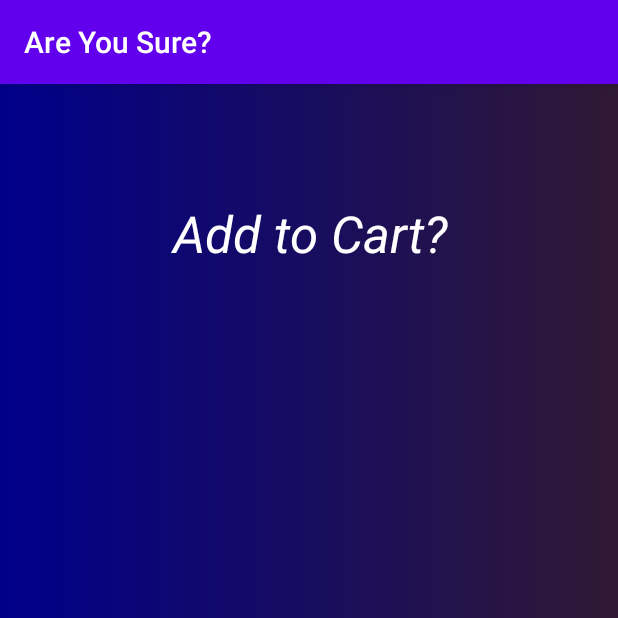
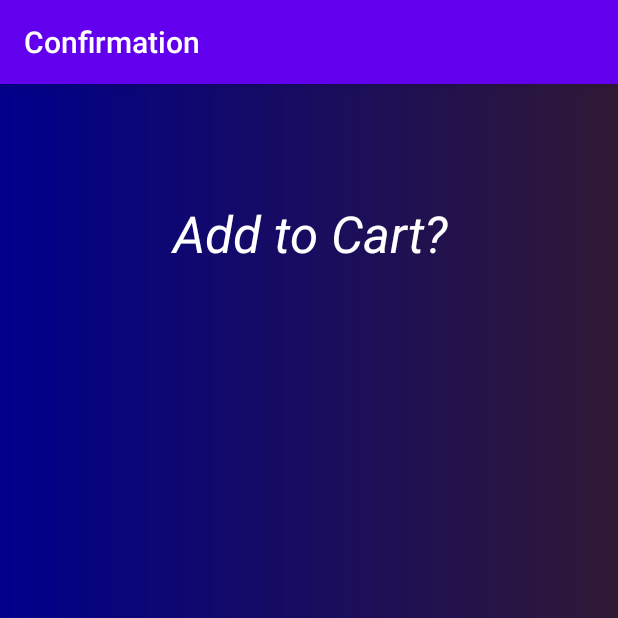
Before and after one commit to TaronTonoyan/FinalProjectSamsungTT, an Android app: the SureActivity screen opened directly, with no data from a screen before it, on a phone screen of 412 x 824 dp, the top half of it. Run offline under Robolectric (Android 15) with nearby library versions, the phone set to English and light mode, and no system bars.

```diff
--- a/app/src/main/java/com/samsung/finalprojectsamsungtt/activities/SureActivity.java
+++ b/app/src/main/java/com/samsung/finalprojectsamsungtt/activities/SureActivity.java
@@ -28,7 +28,7 @@ public class SureActivity extends AppCompatActivity {
     private void initViews() {
         ActionBar actionBar = getSupportActionBar();
         assert actionBar != null;
-        actionBar.setTitle("Are You Sure?");
+        actionBar.setTitle("Confirmation");
         TextView text = findViewById(R.id.sureText);
         Button yes = findViewById(R.id.buttonYes);
         Button no = findViewById(R.id.buttonNo);
```
